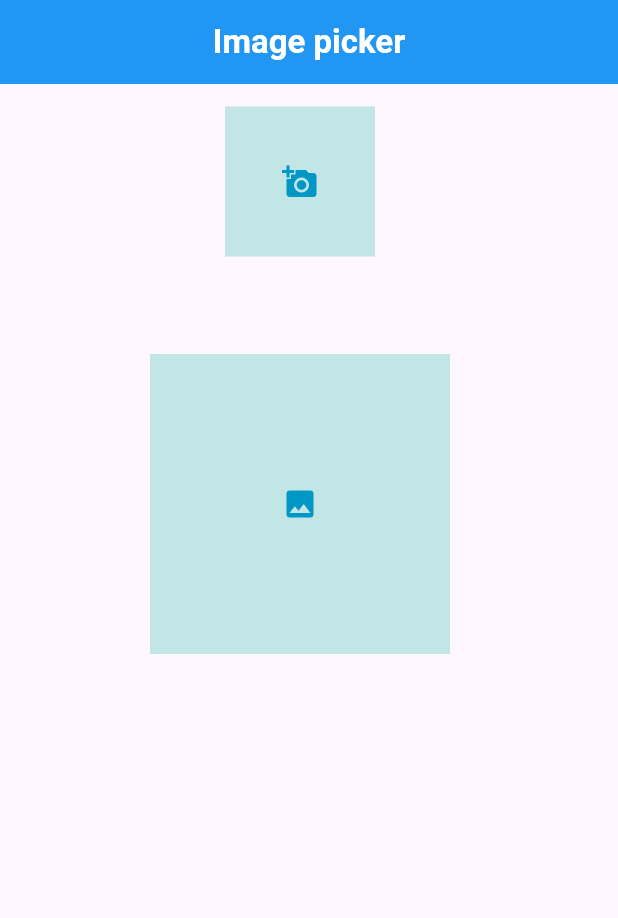
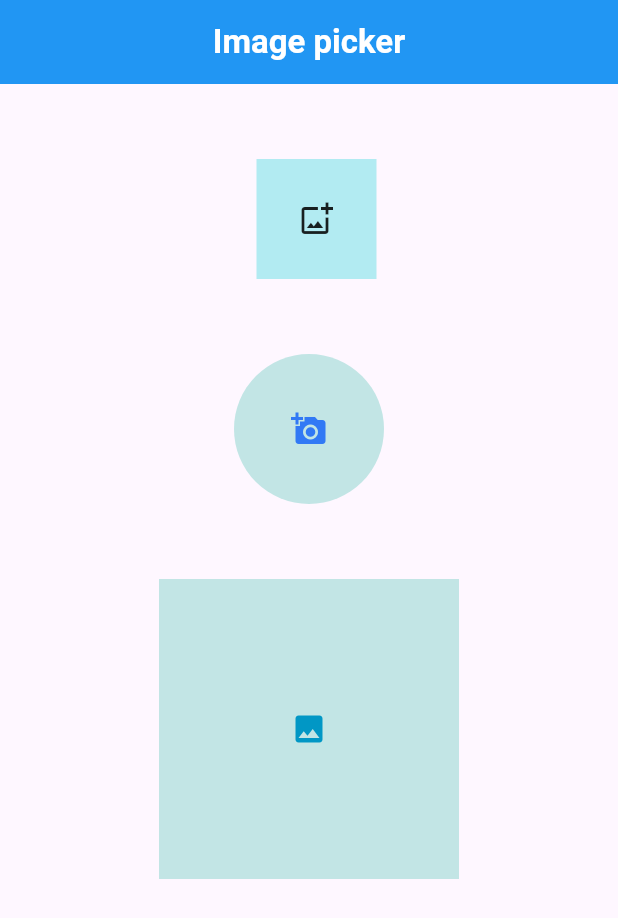
Before and after one commit to saurabhkumar-sk/flutter, a Flutter app: the screen it shows after launch, after a tap on the "add a photo" icon, on a phone screen of 412 x 824 dp. Shown: the top 918 px of the screen. Run offline on Flutter 3.47's test engine with Material 2 defaults, Android fonts, the phone set to English and light mode, and no system bars; our stand-ins replace image_picker; accounts and stored records are empty.

Commit message:
Image picker =>> single image picker or multi image picker

```diff
--- a/flipkart/lib/Screens/imge_picker.dart
+++ b/flipkart/lib/Screens/imge_picker.dart
@@ -12,18 +12,46 @@ class ImagePickerScreen extends StatefulWidget {
 }
 
 class _ImagePickerScreenState extends State<ImagePickerScreen> {
+  File? image;
+
+  List<File> imageList = [];
+
   void pick(ImageSource source) async {
     try {
       final picker = ImagePicker();
-      final pickedFile = await picker.pickImage(source: source);
+      final pickedFile = await picker.pickImage(
+        source: source,
+        preferredCameraDevice: CameraDevice.front,
+      );
       if (pickedFile != null) {
         log(pickedFile.path, name: 'pickedFile');
         final imageFile = File(pickedFile.path);
         log(imageFile.toString(), name: 'ImageFile');
+        setState(() {
+          image = imageFile;
+        });
+        // final base64 = base64Encode(await pickedFile.readAsBytes());
+        // log(base64, name: 'Base64');
       }
     } catch (e, s) {
       log(e.toString(), stackTrace: s, name: 'ImagePicker error');
     }
+  }
+
+  void pickMultiImage() async {
+    final picker = ImagePicker();
+    List<File> imageFiles = [];
+    final pickedFiles = await picker.pickMultiImage();
+    for (XFile element in pickedFiles) {
+      imageFiles.add(
+        File(element.path),
+      );
+    }
+    setState(() {
+      imageList.addAll(imageFiles);
+
+      // imageList = imageFiles;
+    });
   }
 
   @override
@@ -40,24 +68,53 @@ class _ImagePickerScreenState extends State<ImagePickerScreen> {
           ),
         ),
       ),
-      body: Column(
+      body: Center(
+        child: Column(
           children: [
+            const SizedBox(
+              height: 50,
+            ),
+            Wrap(
+              children: List.generate(
+                  imageList.length + 1,
+                  (index) => index == imageList.length
+                      ? GestureDetector(
+                          onTap: pickMultiImage,
+                          child: Container(
+                            margin: const EdgeInsets.only(
+                              left: 10,
+                            ),
+                            height: 80,
+                            width: 80,
+                            color: Colors.cyan[100],
+                            child: const Icon(
+                              Icons.add_photo_alternate_outlined,
+                            ),
+                          ),
+                        )
+                      : Image.file(
+                          imageList[index],
+                          fit: BoxFit.cover,
+                          height: 80,
+                          width: 80,
+                        )),
+            ),
             GestureDetector(
               onTap: () {
                 pick(ImageSource.camera);
                 // pick(ImageSource.gallery);
               },
               child: Container(
-              margin: const EdgeInsets.only(
-                left: 100,
-                top: 15,
+                decoration: BoxDecoration(
+                  color: const Color.fromARGB(255, 194, 229, 229),
+                  borderRadius: BorderRadius.circular(50),
                 ),
+                margin: const EdgeInsets.only(top: 50),
                 height: 100,
                 width: 100,
-              color: const Color.fromARGB(255, 194, 229, 229),
                 child: const Icon(
                   Icons.add_a_photo,
-                color: Color.fromARGB(255, 1, 151, 197),
+                  color: Color.fromARGB(255, 49, 121, 245),
                 ),
               ),
             ),
@@ -68,21 +125,28 @@ class _ImagePickerScreenState extends State<ImagePickerScreen> {
                 pick(ImageSource.gallery);
               },
               child: Container(
-              margin: const EdgeInsets.only(
-                left: 100,
-                top: 15,
+                decoration: BoxDecoration(
+                  color: const Color.fromARGB(255, 194, 229, 229),
+                  image: image == null
+                      ? null
+                      : DecorationImage(
+                          image: FileImage(image!),
+                          fit: BoxFit.fill,
+                        ),
                 ),
                 height: 200,
                 width: 200,
-              color: const Color.fromARGB(255, 194, 229, 229),
-              child: const Icon(
+                child: image == null
+                    ? const Icon(
                         Icons.image,
                         color: Color.fromARGB(255, 1, 151, 197),
-              ),
+                      )
+                    : null,
               ),
             ),
           ],
         ),
+      ),
     );
   }
 }
```
Also changed, not shown: 1 other file. Lines whose indentation alone changed are shown as unchanged.
